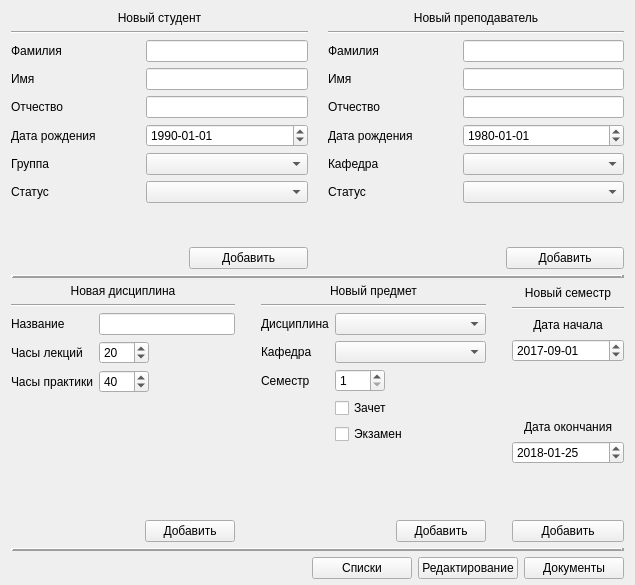
First picture: the form in secretarymainwindow.ui, repository muzzy404/DeanOffice-database-course-work, before the edit.
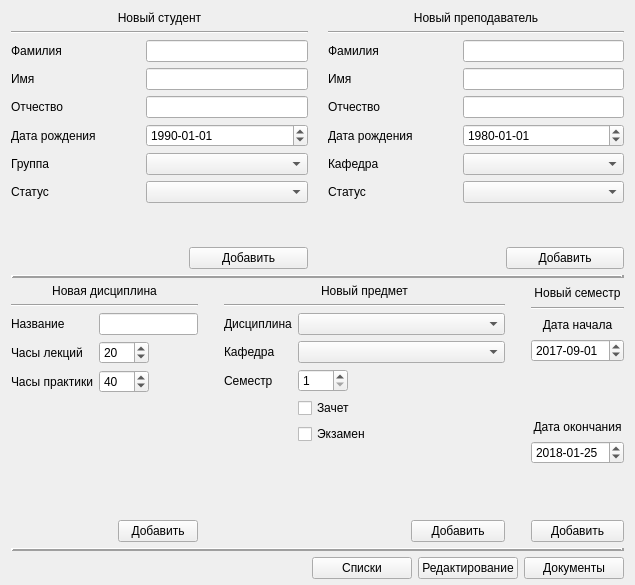
Second picture: the form after the edit.

```diff
--- a/secretarymainwindow.ui
+++ b/secretarymainwindow.ui
@@ -13,7 +13,7 @@
   <property name="windowTitle">
    <string>Секретарь - главное окно</string>
   </property>
-  <layout class="QGridLayout" name="gridLayout_2" rowstretch="2,0,2,0,0" columnstretch="2,0,2,0,1">
+  <layout class="QGridLayout" name="gridLayout_2" rowstretch="2,0,2,0,0" columnstretch="2,0,3,0,1">
    <property name="bottomMargin">
     <number>6</number>
    </property>
@@ -159,7 +159,14 @@
       </widget>
      </item>
      <item row="2" column="1">
-      <widget class="QComboBox" name="subjComBoxDiscipline"/>
+      <widget class="QComboBox" name="subjComBoxDiscipline">
+       <property name="sizePolicy">
+        <sizepolicy hsizetype="Ignored" vsizetype="Fixed">
+         <horstretch>0</horstretch>
+         <verstretch>0</verstretch>
+        </sizepolicy>
+       </property>
+      </widget>
      </item>
      <item row="3" column="0">
       <widget class="QLabel" name="label_37">
@@ -209,7 +216,7 @@
       </widget>
      </item>
      <item row="8" column="0" colspan="2">
-      <layout class="QHBoxLayout" name="horizontalLayout_10" stretch="3,2">
+      <layout class="QHBoxLayout" name="horizontalLayout_10" stretch="4,2">
        <item>
         <spacer name="horizontalSpacer_8">
          <property name="orientation">
```
